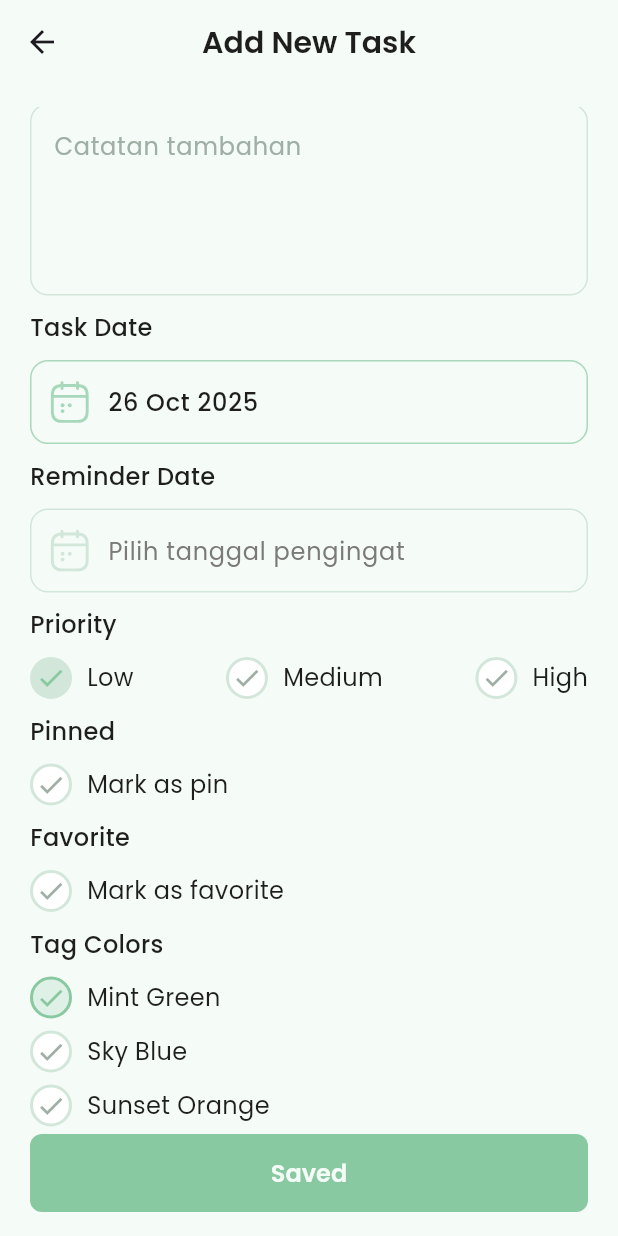
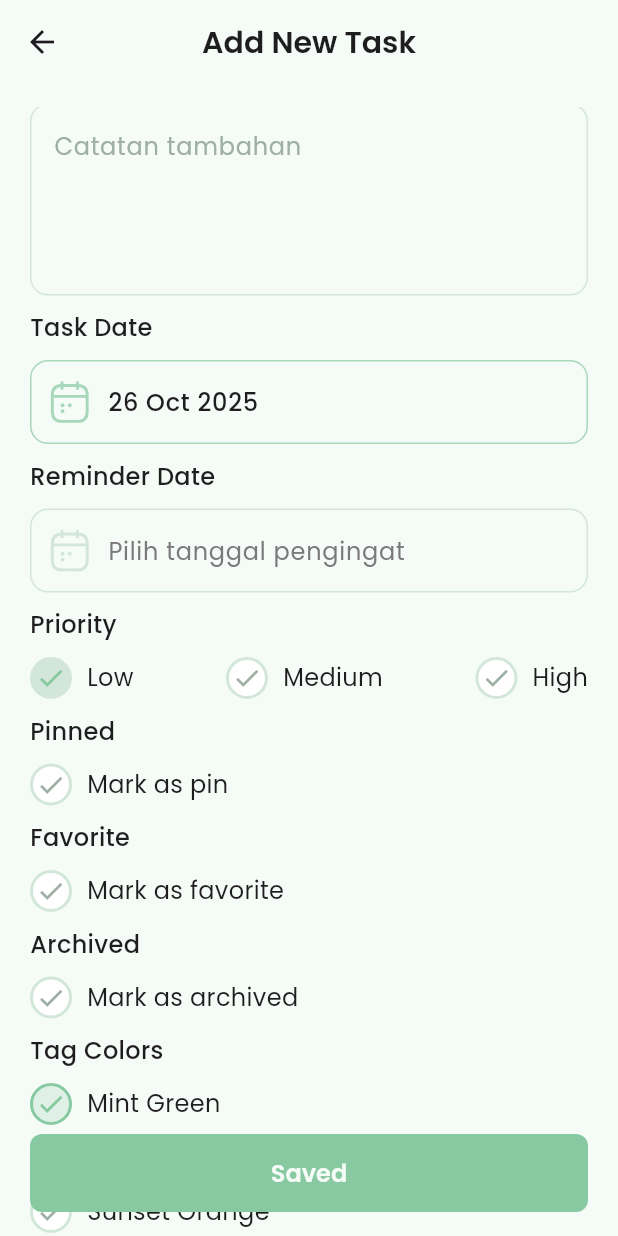
Before and after one commit to adimaulanaa/mitask, a Flutter app: the CreateTaskPage screen opened directly, scrolled down 221 dp, on a phone screen of 412 x 824 dp. Run offline on Flutter 3.47's test engine with Material 3 defaults, Android fonts, the phone set to English and light mode, and no system bars; our stand-ins replace dartz, equatable, flutter_bloc, flutter_svg, get_it, shared_preferences and 1 more; accounts and stored records are empty.

Commit message:
add aditions

```diff
--- a/lib/core/config/config_resources.dart
+++ b/lib/core/config/config_resources.dart
@@ -16,6 +16,10 @@ class StringResources {
   static const String nameApp = "MiTask";
   static const String loading = "Loading ...";
 
+  // Status
+  static const String statusNotStarted = "Not Started";
+  static const String statusHoldProgres = "Hold Progress";
+  static const String statusComplated = "Complated";
 
   //! Dashboard
   static const String title = "Title...";
--- a/lib/features/task/domain/usecases/params/checklist_task_params.dart
+++ b/lib/features/task/domain/usecases/params/checklist_task_params.dart
@@ -1,3 +1,5 @@
+import 'package:mitask/core/config/config_resources.dart';
+
 class ChecklistTaskParams {
   final String id;
   final int isStatus;
@@ -7,7 +9,7 @@ class ChecklistTaskParams {
   const ChecklistTaskParams({
     this.id = '',
     this.isStatus = 0,
-    this.statusName = 'Not Started',
+    this.statusName = StringResources.statusNotStarted,
     this.type = '',
   });
 
--- a/lib/features/task/domain/usecases/params/create_task_params.dart
+++ b/lib/features/task/domain/usecases/params/create_task_params.dart
@@ -1,3 +1,5 @@
+import 'package:mitask/core/config/config_resources.dart';
+
 class CreateTaskParams {
   final String id;
   final String title;
@@ -24,7 +26,7 @@ class CreateTaskParams {
     this.subtitle,
     this.notes,
     this.isStatus = 0,
-    this.statusName = 'Not Started',
+    this.statusName = StringResources.statusNotStarted,
     this.type,
     this.isFavorite = 0,
     this.isArchived = 0,
--- a/lib/features/task/domain/usecases/params/update_task_params.dart
+++ b/lib/features/task/domain/usecases/params/update_task_params.dart
@@ -1,3 +1,5 @@
+import 'package:mitask/core/config/config_resources.dart';
+
 class UpdateTaskParams {
   final String id;
   final String title;
@@ -24,7 +26,7 @@ class UpdateTaskParams {
     this.subtitle,
     this.notes,
     this.isStatus = 0,
-    this.statusName = 'Not Started',
+    this.statusName = StringResources.statusNotStarted,
     this.type,
     this.isFavorite = 0,
     this.isArchived = 0,
--- a/lib/features/task/presentation/pages/create_task_page.dart
+++ b/lib/features/task/presentation/pages/create_task_page.dart
@@ -37,6 +37,7 @@ class _CreateTaskPageState extends State<CreateTaskPage> {
   int tagColors = 0;
   bool isPinned = false;
   bool isFavorite = false;
+  bool isArchived = false;
 
   @override
   void initState() {
@@ -161,6 +162,13 @@ class _CreateTaskPageState extends State<CreateTaskPage> {
             onTap: () => setState(() => isFavorite = !isFavorite),
           ),
           SizedBox(height: 10),
+          CustomOneSelector(
+            title: 'Archived',
+            hint: 'Mark as archived',
+            isSelected: isArchived,
+            onTap: () => setState(() => isArchived = !isArchived),
+          ),
+          SizedBox(height: 10),
           TagColorsSelector(
             selectedValue: tagColors,
             onChanged: (val) {
@@ -220,6 +228,7 @@ class _CreateTaskPageState extends State<CreateTaskPage> {
       notes: notesCtr.text.trim(),
       isFavorite: isFavorite ? 1 : 0,
       isPinned: isPinned ? 1 : 0,
+      isArchived: isArchived ? 1 : 0,
       priority: priority,
       reminderOn: reminderAndDateOn,
       dateOn: dateOn,
```
Also changed, not shown: lib/features/task/presentation/pages/task_page.dart (+6 -2 lines), lib/features/task/presentation/pages/update_task_page.dart (+19 -2 lines), lib/features/task/presentation/widgets/list_task.dart (+10 -0 lines).
